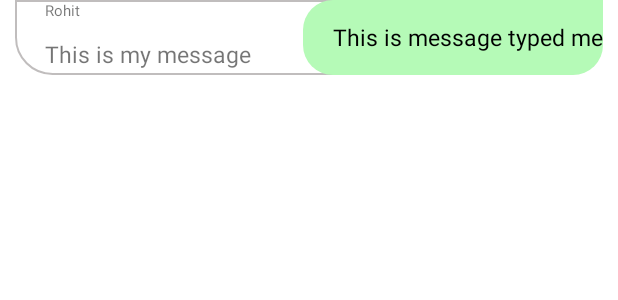
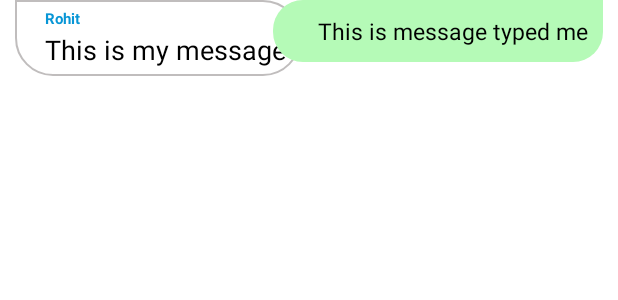
Before and after one commit to pcon-hacktoberfest-21/Elite-Classroom-Frontend, an Android app: the layout single_row_chat_recycler_view.xml on its own in the app's theme, with its tools: preview values and no code run, on a phone screen of 412 x 824 dp. Shown: the top 300 px of the screen. Run offline under Robolectric (Android 15) with nearby library versions, the phone set to English and light mode, and no system bars.

Commit message:
chat ui update changing background

```diff
--- a/app/src/main/res/layout/activity_chat.xml
+++ b/app/src/main/res/layout/activity_chat.xml
@@ -3,7 +3,7 @@
     xmlns:app="http://schemas.android.com/apk/res-auto"
     xmlns:tools="http://schemas.android.com/tools"
     android:layout_width="match_parent"
-    android:background="#E6E6E6"
+    android:background="@drawable/chat_background_two"
     android:layout_height="match_parent"
     tools:context=".Activities.ChatActivity">
 
--- a/app/src/main/res/layout/single_row_chat_recycler_view.xml
+++ b/app/src/main/res/layout/single_row_chat_recycler_view.xml
@@ -10,32 +10,37 @@
         android:id="@+id/relative_other_layout"
         android:layout_width="wrap_content"
         android:layout_marginStart="10dp"
-
         android:layout_marginEnd="80dp"
         android:background="@drawable/chat_other_message_background"
-        android:layout_height="50dp"
+        android:layout_height="wrap_content"
         android:layout_marginLeft="10dp"
+        android:paddingTop="5dp"
+        android:paddingRight="10dp"
+        android:paddingBottom="5dp"
         android:layout_marginRight="80dp" >
 
         <TextView
             android:id="@+id/sender_name"
-            android:layout_width="match_parent"
+            android:layout_width="wrap_content"
+            android:layout_height="15dp"
+            android:layout_marginStart="20dp"
+            android:layout_marginLeft="20dp"
             android:text="Rohit"
+            android:textColor="@color/blue_colour"
             android:textSize="10sp"
-            android:layout_marginStart="20dp"
-            android:layout_height="25dp"
-            android:layout_marginLeft="20dp">
-        </TextView>
+            android:textStyle="bold"></TextView>
 
         <TextView
             android:id="@+id/sender_message"
-            android:layout_width="match_parent"
+            android:layout_width="wrap_content"
+            android:layout_height="wrap_content"
             android:layout_below="@id/sender_name"
+            android:layout_marginStart="20sp"
+            android:layout_marginLeft="20sp"
             android:text="This is my message"
-            android:layout_marginStart="20sp"
-            android:layout_height="wrap_content"
-            android:textSize="15sp"
-            android:layout_marginLeft="20sp">
+
+            android:textColor="@color/black"
+            android:textSize="18sp">
 
         </TextView>
     </RelativeLayout>
@@ -47,7 +52,7 @@
         android:layout_marginStart="80dp"
         android:background="@drawable/chat_my_message_background"
         android:layout_width="wrap_content"
-        android:layout_height="50dp"
+        android:layout_height="wrap_content"
         android:layout_marginRight="10dp"
         android:layout_alignParentRight="true"
         android:layout_marginLeft="80dp">
@@ -60,7 +65,9 @@
             android:gravity="center_vertical"
             android:layout_marginStart="20dp"
             android:text="This is message typed me"
-            android:layout_height="match_parent"
+            android:layout_height="wrap_content"
+            android:layout_centerVertical="true"
+            android:padding="10dp"
             android:textSize="15sp"
             android:layout_marginLeft="10dp">
 
```
Also changed, not shown: app/src/main/res/drawable-v24/chat_background_two.jpg (added).
